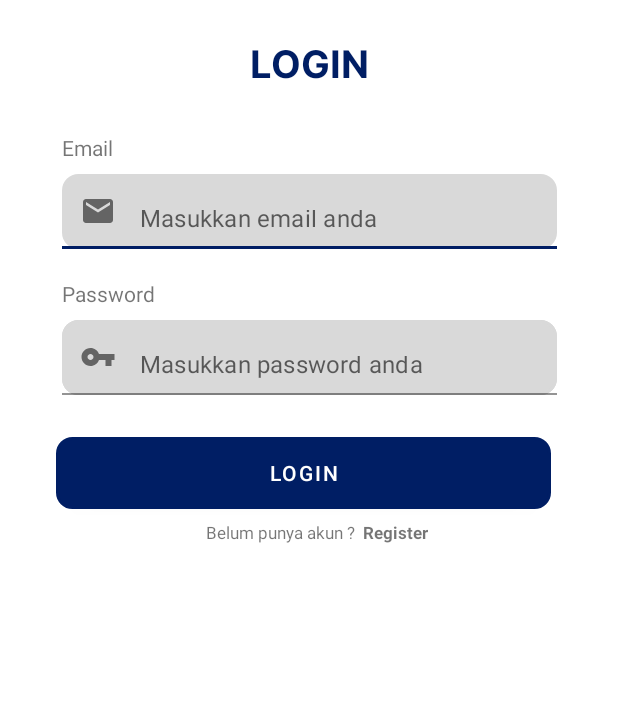
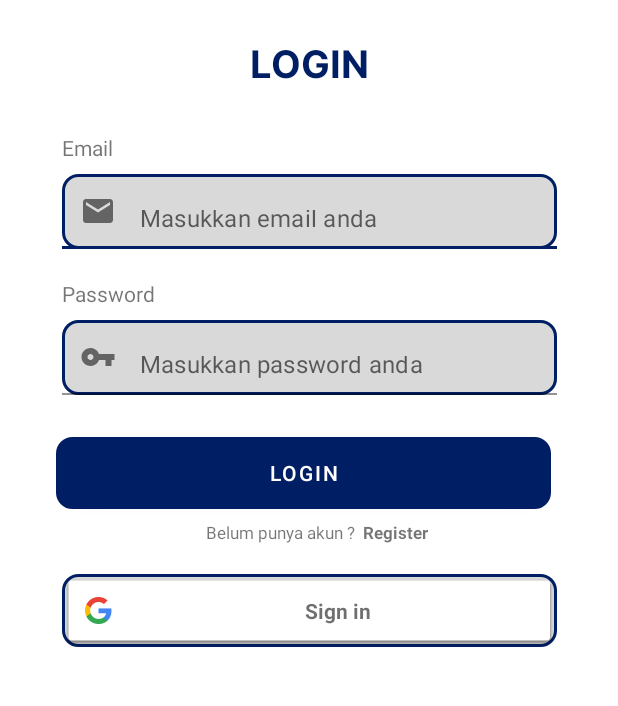
Before and after one commit to Dwiki-stw/Helpets, an Android app: the layout activity_login.xml on its own in the app's theme, with its tools: preview values and no code run, on a phone screen of 412 x 824 dp, the part 308-1014 px from its top. Run offline under Robolectric (Android 15) with nearby library versions, the phone set to English and light mode, and no system bars.

Commit message:
Menambahkan authentication firebase agar bisa login dan register

```diff
--- a/app/build.gradle
+++ b/app/build.gradle
@@ -2,6 +2,7 @@ plugins {
     id 'com.android.application'
     id 'org.jetbrains.kotlin.android'
     id 'com.google.android.libraries.mapsplatform.secrets-gradle-plugin'
+    id 'com.google.gms.google-services'
 }
 
 android {
@@ -47,8 +48,10 @@ dependencies {
     implementation 'androidx.navigation:navigation-fragment-ktx:2.4.1'
     implementation 'androidx.navigation:navigation-ui-ktx:2.4.1'
     implementation 'com.google.android.gms:play-services-maps:18.1.0'
+    implementation 'com.google.firebase:firebase-auth-ktx:21.1.0'
     testImplementation 'junit:junit:4.13.2'
     androidTestImplementation 'androidx.test.ext:junit:1.1.4'
     androidTestImplementation 'androidx.test.espresso:espresso-core:3.5.0'
     implementation 'de.hdodenhof:circleimageview:3.1.0'
+    implementation 'com.google.android.gms:play-services-auth:20.1.0'
 }
--- a/app/src/main/res/layout/activity_login.xml
+++ b/app/src/main/res/layout/activity_login.xml
@@ -53,8 +53,7 @@
             android:id="@+id/edt_email"
             android:layout_width="match_parent"
             android:layout_height="match_parent"
-            android:background="@drawable/layout_shape"
-            android:backgroundTint="@color/abuabu"/>
+            android:background="@drawable/layout_shape"/>
     </com.google.android.material.textfield.TextInputLayout>
 
     <TextView
@@ -84,8 +83,7 @@
             android:id="@+id/edt_password"
             android:layout_width="match_parent"
             android:layout_height="match_parent"
-            android:background="@drawable/layout_shape"
-            android:backgroundTint="@color/abuabu"/>
+            android:background="@drawable/layout_shape"/>
     </com.google.android.material.textfield.TextInputLayout>
 
     <Button
@@ -122,4 +120,14 @@
         app:layout_constraintBottom_toBottomOf="@+id/txt_konfirm"
         app:layout_constraintStart_toEndOf="@+id/txt_konfirm" />
 
+    <com.google.android.gms.common.SignInButton
+        android:id="@+id/signInButton"
+        android:layout_width="330dp"
+        android:layout_height="wrap_content"
+        android:background="@drawable/layout_shape"
+        android:layout_marginTop="20dp"
+        app:layout_constraintEnd_toEndOf="parent"
+        app:layout_constraintStart_toStartOf="parent"
+        app:layout_constraintTop_toBottomOf="@+id/txt_konfirm" />
+
 </androidx.constraintlayout.widget.ConstraintLayout>
--- a/build.gradle
+++ b/build.gradle
@@ -1,4 +1,8 @@
-// Top-level build file where you can add configuration options common to all sub-projects/modules.
+buildscript {
+    dependencies {
+        classpath 'com.google.gms:google-services:4.3.14'
+    }
+}// Top-level build file where you can add configuration options common to all sub-projects/modules.
 plugins {
     id 'com.android.application' version '7.3.1' apply false
     id 'com.android.library' version '7.3.1' apply false
```
Also changed, not shown: app/src/main/AndroidManifest.xml (+7 -0 lines), app/src/main/java/id/med/helpets/ui/login/LoginActivity.kt (+77 -1 lines), app/src/main/java/id/med/helpets/ui/register/RegisterActivity.kt (+53 -1 lines), 1 other file.
